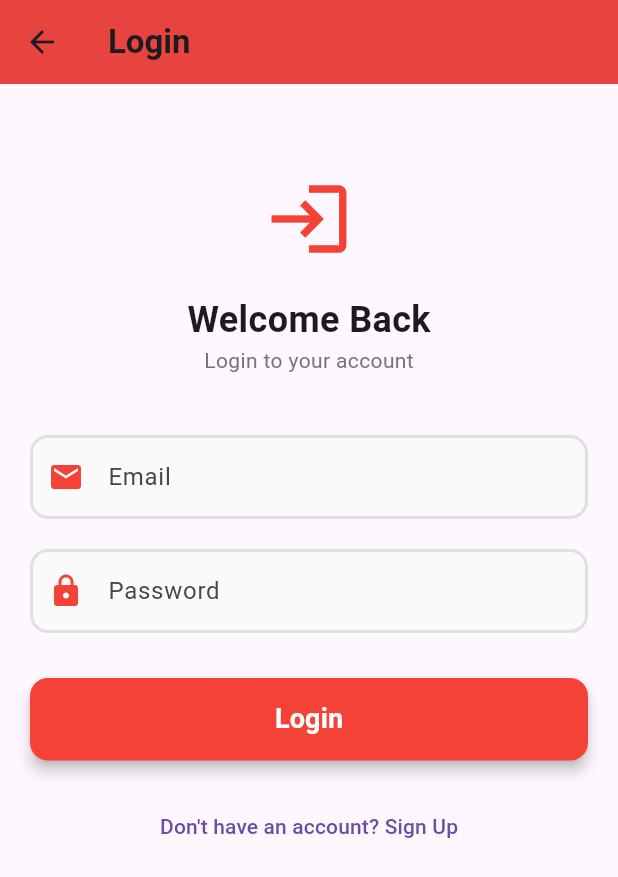
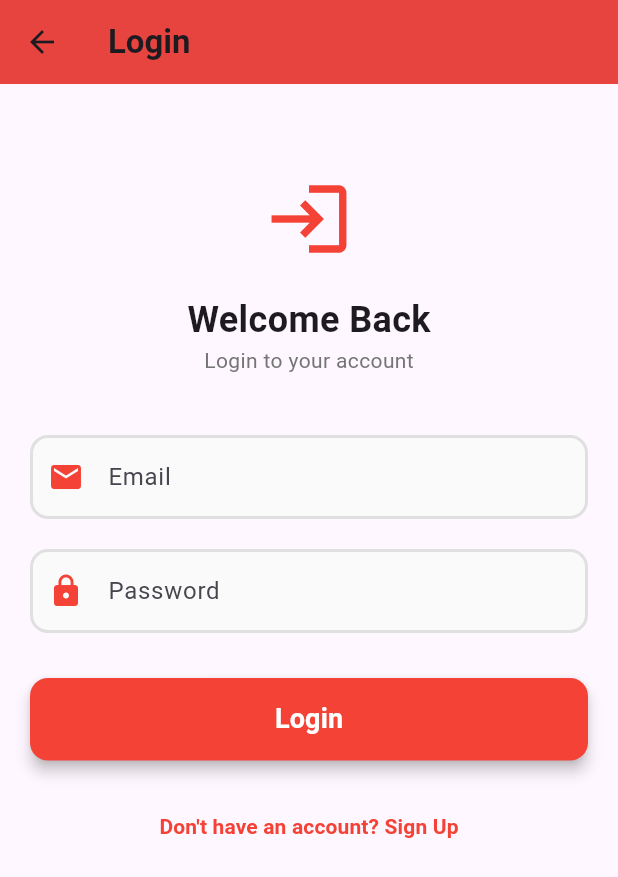
Before and after one commit to Jand05x/XWINFINAL, a Flutter app: the screen it shows after launch, after a tap on "Login", on a phone screen of 412 x 824 dp. Shown: the top 877 px of the screen. Run offline on Flutter 3.47's test engine with Material 3 defaults, Android fonts, the phone set to English and light mode, and no system bars.

Commit message:
changed buttons

```diff
--- a/lib/blood_requests_screen.dart
+++ b/lib/blood_requests_screen.dart
@@ -118,7 +118,7 @@ class BloodRequestsScreen extends StatelessWidget {
               width: double.infinity,
               child: ElevatedButton(
                 style: ElevatedButton.styleFrom(
-                  backgroundColor: color,
+                  backgroundColor: Colors.red,
                   elevation: 2,
                   shape: RoundedRectangleBorder(
                     borderRadius: BorderRadius.circular(10),
--- a/lib/hospital_dashboard_screen.dart
+++ b/lib/hospital_dashboard_screen.dart
@@ -14,7 +14,7 @@ class HospitalDashboardScreen extends StatelessWidget {
       // Top app bar
       appBar: AppBar(
         title: Text("Hospital Dashboard"),
-        backgroundColor: Colors.amber[700],
+        backgroundColor: Colors.red,
       ),
 
       body: Padding(
@@ -41,7 +41,7 @@ class HospitalDashboardScreen extends StatelessWidget {
                   child: _buildStatCard(
                     "3",
                     "Events Planned",
-                    Colors.blue,
+                    Colors.red,
                     Icons.event,
                   ),
                 ),
@@ -193,7 +193,7 @@ class HospitalDashboardScreen extends StatelessWidget {
             style: TextStyle(fontSize: 16, fontWeight: FontWeight.bold),
           ),
           style: ElevatedButton.styleFrom(
-            backgroundColor: color,
+            backgroundColor: Colors.grey[600],
             foregroundColor: Colors.white,
             elevation: 4,
             shape: RoundedRectangleBorder(
--- a/lib/login_screen.dart
+++ b/lib/login_screen.dart
@@ -136,10 +136,17 @@ class _LoginScreenState extends State<LoginScreen> {
 
               // Link to registration screen
               TextButton(
+                style: TextButton.styleFrom(foregroundColor: Colors.red),
                 onPressed: () {
                   Navigator.pushNamed(context, '/register');
                 },
-                child: Text("Don't have an account? Sign Up"),
+                child: Text(
+                  "Don't have an account? Sign Up",
+                  style: TextStyle(
+                    fontWeight: FontWeight.bold,
+                    color: Colors.red,
+                  ),
+                ),
               ),
             ],
           ),
--- a/lib/welcome_screen.dart
+++ b/lib/welcome_screen.dart
@@ -42,12 +42,19 @@ class WelcomeScreen extends StatelessWidget {
             ElevatedButton(
               style: ElevatedButton.styleFrom(
                 backgroundColor: Colors.red, // Button color
+                foregroundColor: Colors.white,
                 minimumSize: Size(
                   double.infinity,
                   50,
                 ), // Full width, 50px height
               ),
-              child: Text("Sign Up"),
+              child: Text(
+                "Sign Up",
+                style: TextStyle(
+                  fontWeight: FontWeight.bold,
+                  color: Colors.white,
+                ),
+              ),
               onPressed: () {
                 // Navigate to registration screen
                 Navigator.pushNamed(context, "/register");
@@ -59,8 +66,16 @@ class WelcomeScreen extends StatelessWidget {
             OutlinedButton(
               style: OutlinedButton.styleFrom(
                 minimumSize: Size(double.infinity, 50), // Full width
+                foregroundColor: Colors.red,
+                side: BorderSide(color: Colors.red),
               ),
-              child: Text("Login"),
+              child: Text(
+                "Login",
+                style: TextStyle(
+                  color: Colors.red,
+                  fontWeight: FontWeight.bold,
+                ),
+              ),
               onPressed: () {
                 // Navigate to login screen
                 Navigator.pushNamed(context, "/login");
```
Also changed, not shown: lib/admin_dashboard_screen.dart (+5 -5 lines), lib/create_event_screen.dart (+6 -6 lines), lib/events_screen.dart (+10 -6 lines), lib/registration_screen.dart (+8 -1 lines).
